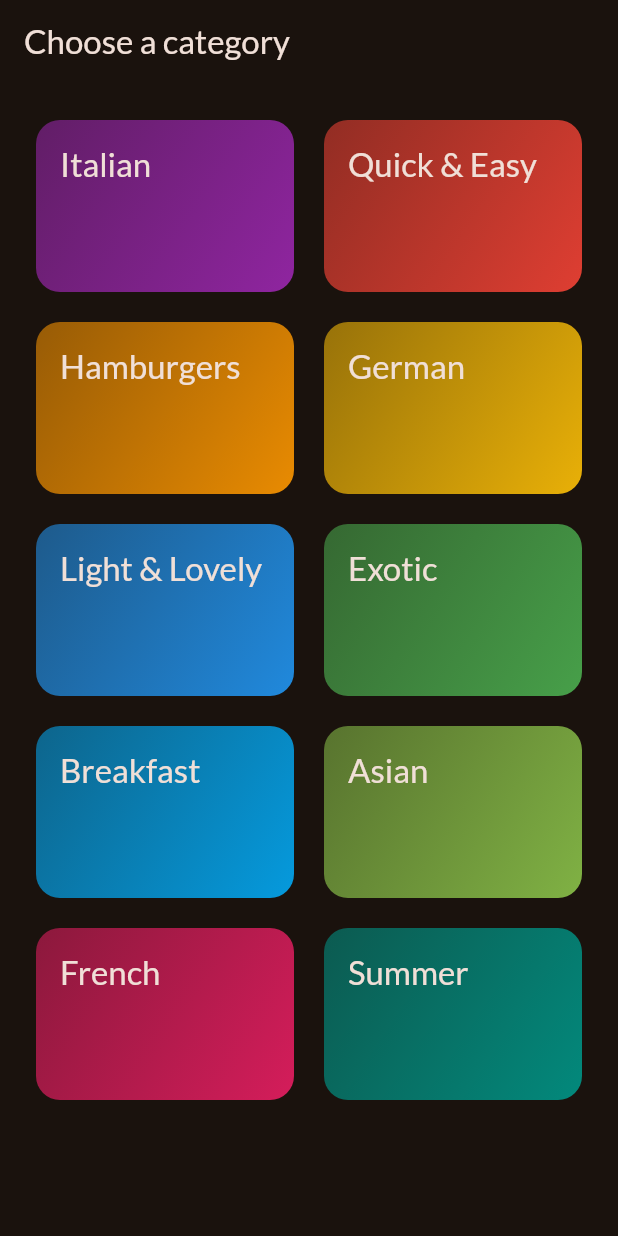
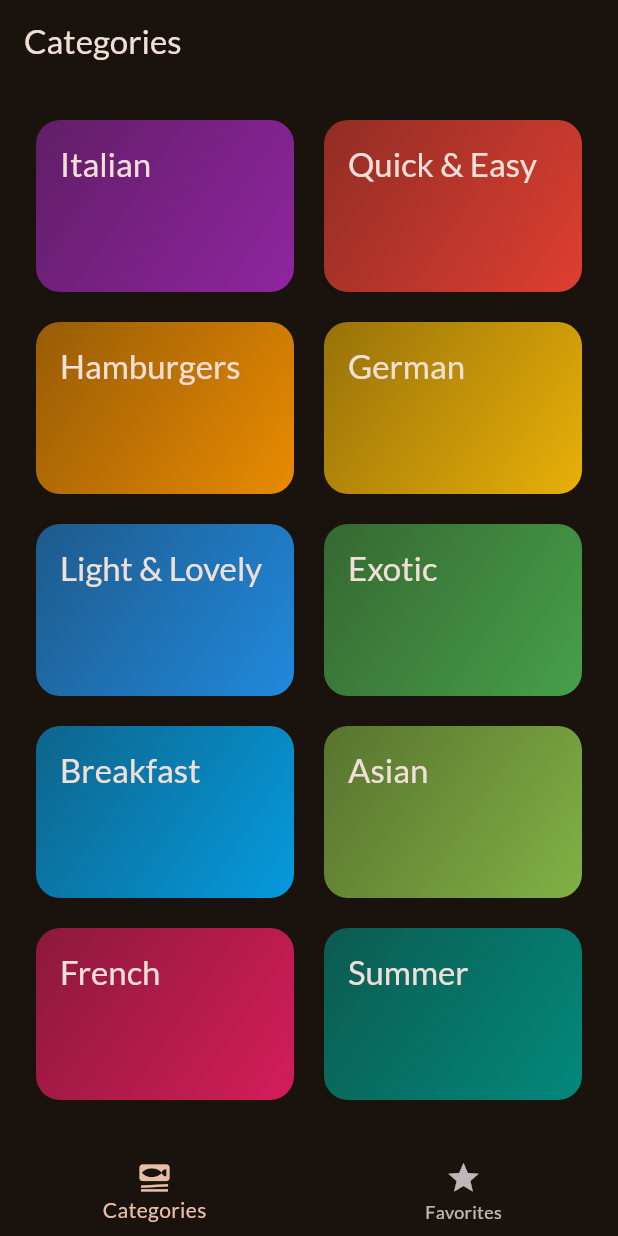
Before and after one commit to nanthi13/mobile-app-assignment2, a Flutter app: the screen it shows after launch, on a phone screen of 412 x 824 dp. Run offline on Flutter 3.47's test engine with Material 2 defaults, Android fonts, the phone set to English and light mode, and no system bars; our stand-ins replace google_fonts, transparent_image.

Commit message:
added tab based navigation

```diff
--- a/meals_app/lib/main.dart
+++ b/meals_app/lib/main.dart
@@ -1,7 +1,7 @@
 import 'package:flutter/material.dart';
 
 import 'package:google_fonts/google_fonts.dart';
-import 'package:meals_app/screens/categories.dart';
+import 'package:meals_app/screens/tabs.dart';
 
 final theme = ThemeData(
   useMaterial3: true,
@@ -23,7 +23,7 @@ class App extends StatelessWidget {
   Widget build(BuildContext context) {
     return MaterialApp(
       theme: theme,
-      home: const CategoriesScreen(),
+      home: const TabsScreen(),
     );
   }
 }
--- a/meals_app/lib/screens/categories.dart
+++ b/meals_app/lib/screens/categories.dart
@@ -16,11 +16,7 @@ class CategoriesScreen extends StatelessWidget {
 
   @override
   Widget build(BuildContext context) {
-    return Scaffold(
-      appBar: AppBar(
-        title: const Text('Choose a category'),
-      ),
-      body: GridView(
+    return GridView(
         padding: const EdgeInsets.all(24),
           gridDelegate: const SliverGridDelegateWithFixedCrossAxisCount(
             crossAxisCount: 2,
@@ -33,7 +29,6 @@ class CategoriesScreen extends StatelessWidget {
             CategoryGridItem(category: category, onSelectCategory: () {
               _selectCategory(context, category);
             },)
-          ]),
-    );
+          ]);
   }
 }
--- /dev/null
+++ b/meals_app/lib/screens/tabs.dart
@@ -0,0 +1,51 @@
+// stateful widget due to state needs to get updated whenever tabs are switched
+import 'package:flutter/material.dart';
+import 'package:meals_app/screens/categories.dart';
+import 'package:meals_app/screens/meals.dart';
+
+class TabsScreen extends StatefulWidget {
+  const TabsScreen({super.key});
+
+  @override
+  State<TabsScreen> createState() {
+    return _TabsScreenState();
+  }
+
+
+}
+
+class _TabsScreenState extends State<TabsScreen> {
+  int _selectedPageIndex = 0;
+
+  void _selectPage(int index) {
+    setState(() {
+      _selectedPageIndex = index;
+    });
+  }
+
+  @override
+  Widget build(BuildContext context) {
+    Widget activePage = const CategoriesScreen();
+    var activePageTitle = 'Categories';
+
+    if (_selectedPageIndex == 1) {
+      activePage = const MealsScreen( meals: []);
+      activePageTitle = 'Your favorites';
+    }
+    return Scaffold(
+      appBar: AppBar(
+        title: Text(activePageTitle),
+
+      ),
+      body: activePage,
+      bottomNavigationBar: BottomNavigationBar(
+        onTap: _selectPage,
+        currentIndex: _selectedPageIndex,
+        items: const [
+          BottomNavigationBarItem(icon: Icon(Icons.set_meal), label: 'Categories'),
+          BottomNavigationBarItem(icon: Icon(Icons.star), label: 'Favorites' ),
+        ],
+      ),
+    );
+  }
+}
```
Also changed, not shown: meals_app/lib/screens/meals.dart (+7 -3 lines).
